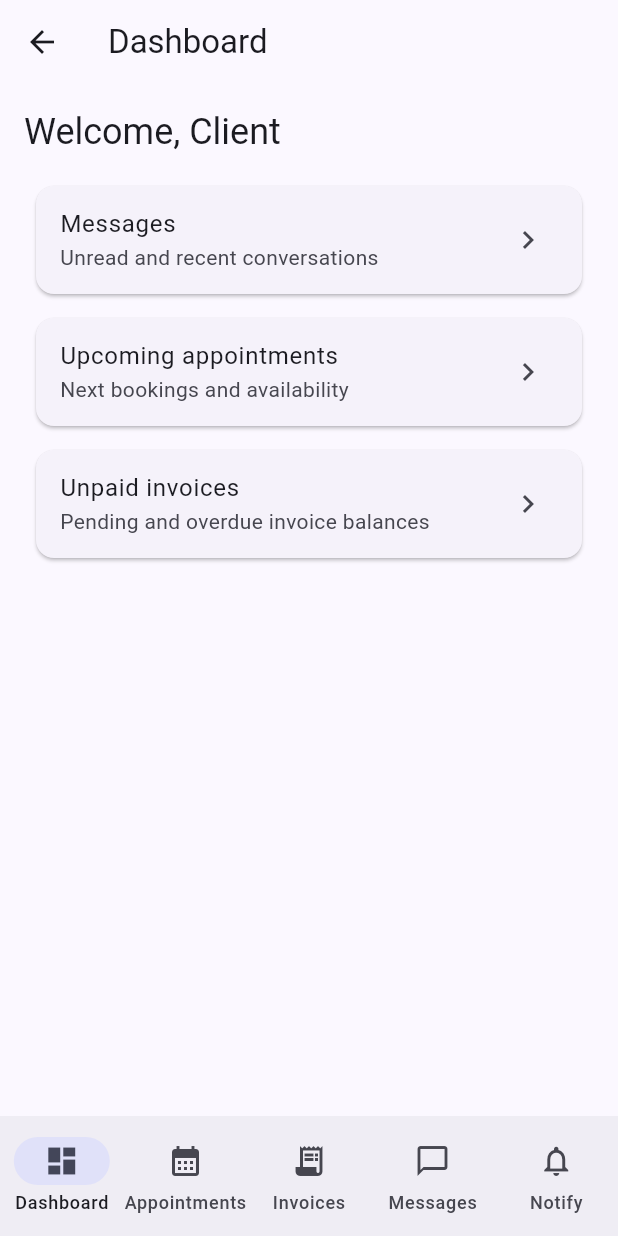
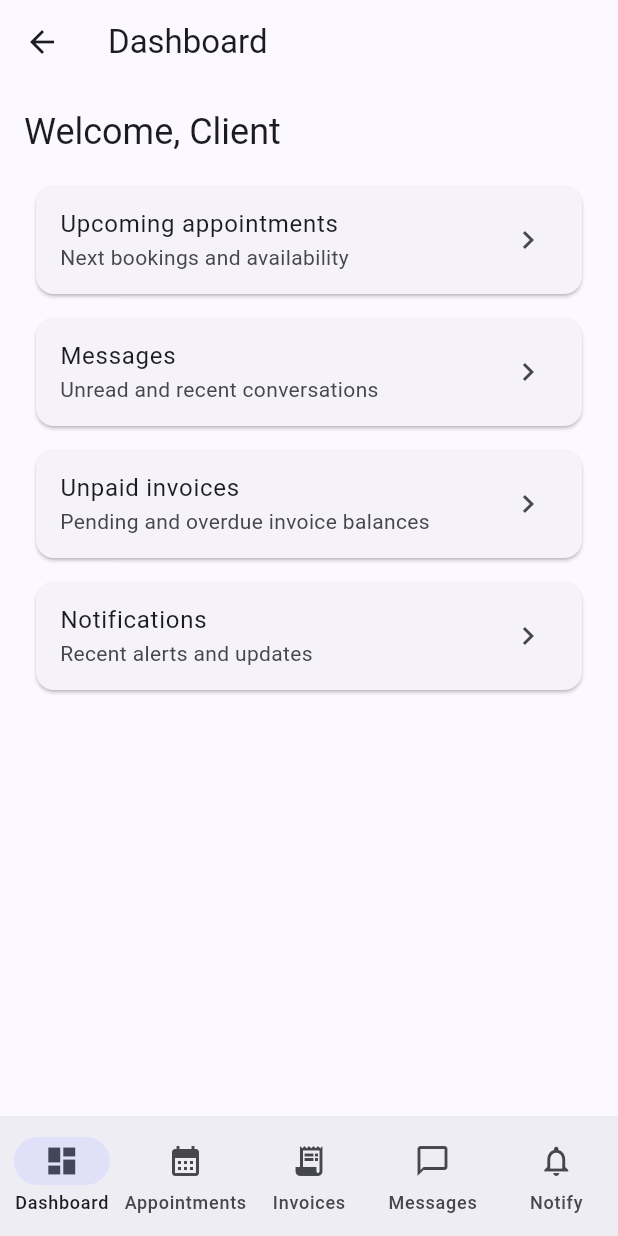
Before and after one commit to sanvi-ven/AFG2026, a Flutter app: the DashboardPage screen opened by its route, on a phone screen of 412 x 824 dp. Run offline on Flutter 3.47's test engine with Material 3 defaults, Android fonts, the phone set to English and light mode, and no system bars; our stand-ins replace firebase_auth, firebase_core, google_sign_in, web, webview_flutter; missing offline and left inert: dart:ui_web; accounts and stored records are empty.

Commit message:
olivia update 4-8-26 during class - frontend 1

```diff
--- a/frontend/lib/features/dashboard/presentation/dashboard_page.dart
+++ b/frontend/lib/features/dashboard/presentation/dashboard_page.dart
@@ -19,9 +19,10 @@ class DashboardPage extends StatelessWidget {
           Text('Welcome, ${role == 'owner' ? 'Business Owner' : 'Client'}',
               style: Theme.of(context).textTheme.headlineSmall),
           const SizedBox(height: 12),
+          _card(context, 'Upcoming appointments', 'Next bookings and availability'),
           _card(context, 'Messages', 'Unread and recent conversations'),
-          _card(context, 'Upcoming appointments', 'Next bookings and availability'),
           _card(context, 'Unpaid invoices', 'Pending and overdue invoice balances'),
+          _card(context, 'Notifications', 'Recent alerts and updates'),
         ],
       ),
     );
```
